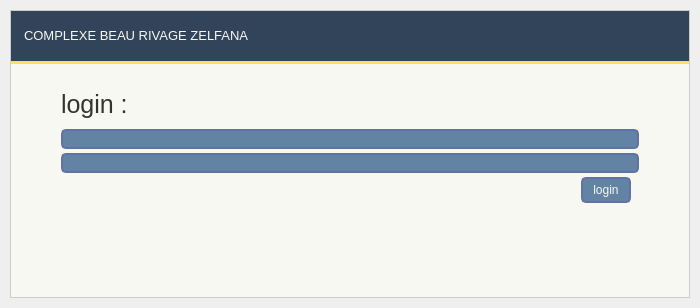
otmanLAHRECHE/BeauRivage, file ui/login_.ui: the form before one commit.
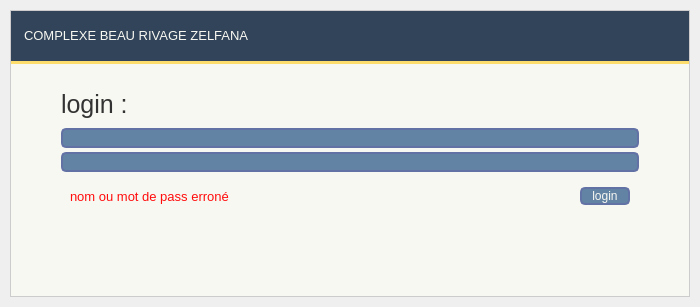
The form after the commit. Icons and pictures are not drawn.

What changed in the file:
```diff
--- a/ui/login_.ui
+++ b/ui/login_.ui
@@ -7,7 +7,7 @@
     <x>0</x>
     <y>0</y>
     <width>700</width>
-    <height>308</height>
+    <height>307</height>
    </rect>
   </property>
   <property name="minimumSize">
@@ -19,7 +19,7 @@
   <property name="maximumSize">
    <size>
     <width>750</width>
-    <height>308</height>
+    <height>307</height>
    </size>
   </property>
   <property name="windowTitle">
@@ -907,6 +907,12 @@
              </item>
              <item>
               <widget class="QFrame" name="frame">
+               <property name="sizePolicy">
+                <sizepolicy hsizetype="Expanding" vsizetype="Preferred">
+                 <horstretch>0</horstretch>
+                 <verstretch>0</verstretch>
+                </sizepolicy>
+               </property>
                <property name="styleSheet">
                 <string notr="true">align-items : center
 </string>
@@ -917,15 +923,28 @@
                <property name="frameShadow">
                 <enum>QFrame::Raised</enum>
                </property>
+               <layout class="QHBoxLayout" name="horizontalLayout_4">
+                <item>
+                 <widget class="QLabel" name="label_155">
+                  <property name="font">
+                   <font>
+                    <family>Segoe UI</family>
+                    <pointsize>10</pointsize>
+                    <weight>50</weight>
+                    <italic>false</italic>
+                    <bold>false</bold>
+                   </font>
+                  </property>
+                  <property name="styleSheet">
+                   <string notr="true">color: rgb(255, 12, 12);</string>
+                  </property>
+                  <property name="text">
+                   <string>nom ou mot de pass erroné</string>
+                  </property>
+                 </widget>
+                </item>
+                <item>
                <widget class="QPushButton" name="pushButton">
-                <property name="geometry">
-                 <rect>
-                  <x>520</x>
-                  <y>0</y>
-                  <width>50</width>
-                  <height>26</height>
-                 </rect>
-                </property>
                 <property name="sizePolicy">
                  <sizepolicy hsizetype="Preferred" vsizetype="Fixed">
                   <horstretch>0</horstretch>
@@ -945,6 +964,8 @@
                  <string>login</string>
                 </property>
                </widget>
+                </item>
+               </layout>
               </widget>
              </item>
             </layout>
```
Left out of the diff: 3 changed lines with no effect on the pictures. Lines whose indentation alone changed are shown as unchanged.
